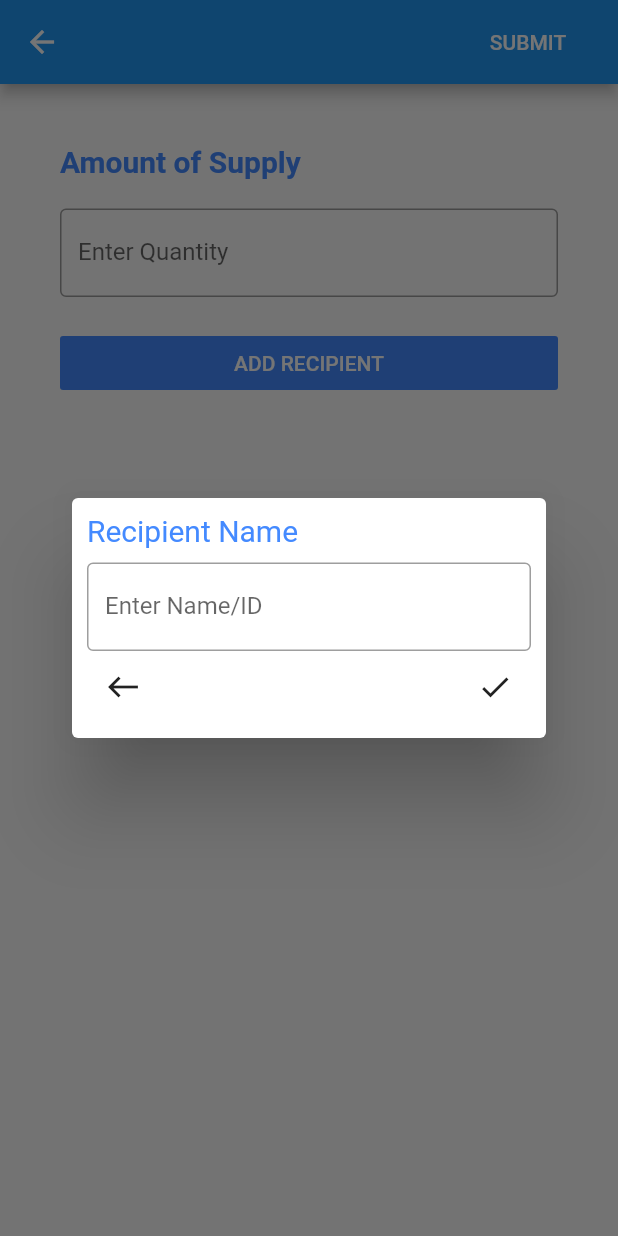
After one commit to stewajos/team-justice-in-alloc, a Flutter app: the AllocationPage screen opened directly, after a tap on "ADD RECIPIENT", on a phone screen of 412 x 824 dp. The commit adds this screen. Run offline on Flutter 3.47's test engine with Material 2 defaults, Android fonts, the phone set to English and light mode, and no system bars; our stand-ins replace cloud_firestore; accounts and stored records are empty.

Commit message:
Allocation Page
- Added the submission page for a new allocation
- Has a list that a user can add and delete names from
- Displays a dialog box to insert new names
- Submit button is in place but not hooked up
- Navigation is all hooked up

```diff
--- /dev/null
+++ b/lib/pages/allocation_page/allocation_page.dart
@@ -0,0 +1,110 @@
+import 'package:allocation_app/pages/allocation_page/widgets/allocation_list.dart';
+import 'package:flutter/material.dart';
+
+class AllocationPage extends StatefulWidget {
+  @override
+  _AllocationPageState createState() => _AllocationPageState();
+}
+
+class _AllocationPageState extends State<AllocationPage> {
+  var recipientList = new List<String>();
+
+  @override
+  Widget build(BuildContext context) {
+    TextEditingController supplyCountController = new TextEditingController();
+    TextEditingController nameInputController = new TextEditingController();
+
+    return Scaffold(
+      appBar: AppBar(
+        title: Row(
+          mainAxisAlignment: MainAxisAlignment.end,
+          children: [
+            FlatButton(onPressed: () {
+              ///Add the submit button that sends data to API using the
+              ///supplyCount number and the data from the name list
+            },
+                child: Text("SUBMIT", style: TextStyle(color: Colors.white),)),
+          ],
+        ),
+      ),
+      body: Container(
+        padding: EdgeInsets.all(40),
+        child: Column(
+          crossAxisAlignment: CrossAxisAlignment.start,
+          children: [
+            Text("Amount of Supply", style: TextStyle(color: Colors.blueAccent,
+                fontSize: 20,
+                fontWeight: FontWeight.bold),),
+            Padding(
+              padding: EdgeInsets.only(top: 20),
+              child: TextField(
+                controller: supplyCountController,
+                inputFormatters: [],
+                decoration: InputDecoration(
+                    labelText: "Enter Quantity", border: OutlineInputBorder(
+                  borderSide: BorderSide(color: Colors.blue, width: 5.0),
+                )),
+              ),
+            ),
+            Padding(padding: EdgeInsets.only(top: 20)),
+            FlatButton(
+              minWidth: 1000,
+              onPressed: () {
+               showDialog(
+                 context: context,
+                 builder: (BuildContext context){
+                   return AlertDialog(
+                     contentPadding: EdgeInsets.all(10),
+                     content: Column(
+                       mainAxisSize: MainAxisSize.min,
+                       crossAxisAlignment: CrossAxisAlignment.start,
+                       children: [
+                         Text("Recipient Name", style: TextStyle(fontSize: 20, color: Colors.blueAccent),),
+                         Padding(padding: EdgeInsets.only(top: 10),),
+                         TextField(
+                           controller: nameInputController,
+                           inputFormatters: [],
+                           decoration: InputDecoration(
+                               labelText: "Enter Name/ID", border: OutlineInputBorder(
+                             borderSide: BorderSide(color: Colors.blue, width: 5.0),
+                           )),
+                         ),
+                         Row(
+                           mainAxisAlignment: MainAxisAlignment.spaceEvenly,
+                           children: [
+                             IconButton(icon: Icon(Icons.west), onPressed: (){
+                               Navigator.pop(context);
+                               nameInputController.clear();
+                             }),
+                             Padding(padding: EdgeInsets.only(left: 100, right:100),),
+                             IconButton(icon: Icon(Icons.check), onPressed: (){
+                               setState(() {
+                                 recipientList.add(nameInputController.text);
+                                 Navigator.pop(context);
+                               });
+                             })
+                           ],
+                         )
+                       ],
+                     ),
+                   );
+                 }
+               );
+              },
+              child: Text(
+                  "ADD RECIPIENT", style: TextStyle(color: Colors.white)),
+              color: Colors.blueAccent,
+            ),
+            Container(
+              width: 1000,
+              height: 400,
+              child: AllocationList(
+                items: recipientList,
+              ),
+            ),
+          ],
+        ),
+      ),
+    );
+  }
+}
--- /dev/null
+++ b/lib/pages/allocation_page/widgets/allocation_list.dart
@@ -0,0 +1,40 @@
+import 'package:allocation_app/pages/allocation_page/widgets/allocation_list_item.dart';
+import 'package:flutter/material.dart';
+
+class AllocationList extends StatefulWidget {
+
+  final List<String> items;
+
+  AllocationList({
+    @required this.items,
+  });
+
+  _AllocationListState createState() => _AllocationListState();
+}
+
+class _AllocationListState extends State<AllocationList>{
+
+  @override
+  Widget build(BuildContext context) {
+    return ListView.builder(
+        itemCount: widget.items.length,
+        itemBuilder: (context, index){
+          var item = widget.items[index];
+          return AllocationListItem(
+            key: new Key(index.toString()),
+            entry: item,
+            itemList: widget.items,
+            onDelete: () => _deleteItem(index),
+          );
+        }
+    );
+  }
+
+  void _deleteItem(int index){
+    setState(() {
+      if(index >= 0){
+        widget.items.removeAt(index);
+      }
+    });
+  }
+}
--- a/lib/widgets/navigation_drawer.dart
+++ b/lib/widgets/navigation_drawer.dart
@@ -1,4 +1,5 @@
 import 'package:allocation_app/model/navigation_model.dart';
+import 'package:allocation_app/pages/allocation_page/allocation_page.dart';
 import 'package:allocation_app/pages/help_page/help_page.dart';
 import 'package:allocation_app/pages/history_page/history_page.dart';
 import 'package:allocation_app/pages/home_page/home_page.dart';
```
Also changed, not shown: lib/pages/allocation_page/widgets/allocation_list_item.dart (added, +34 -0 lines), lib/pages/home_page/home_page.dart (+6 -1 lines).
